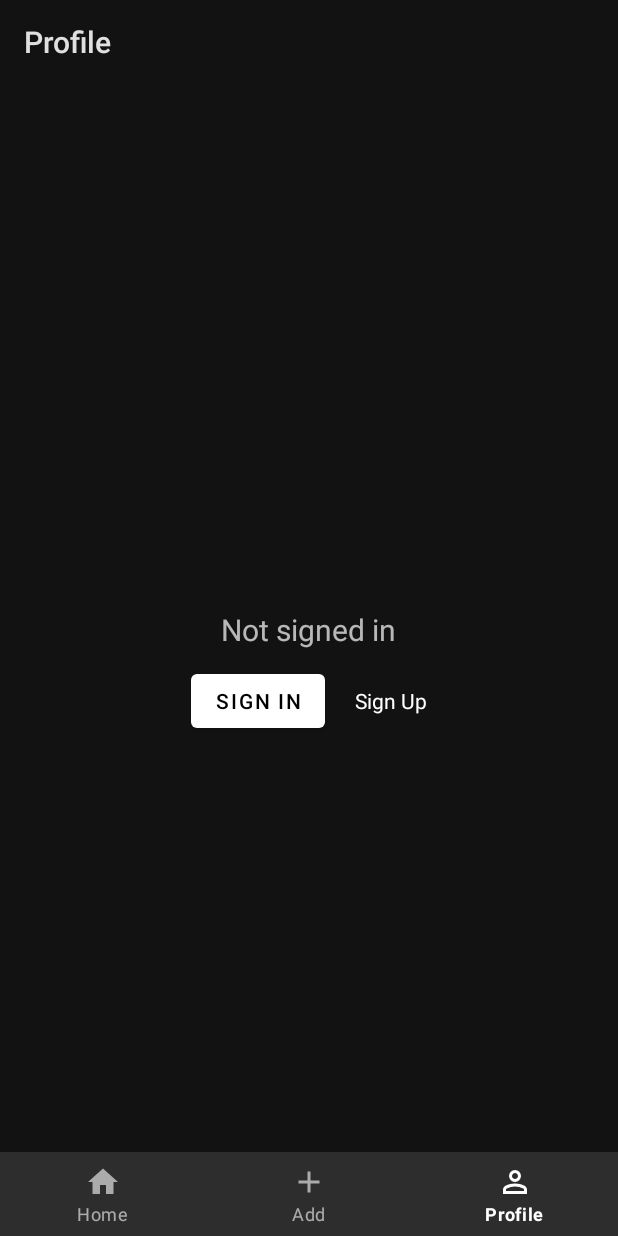
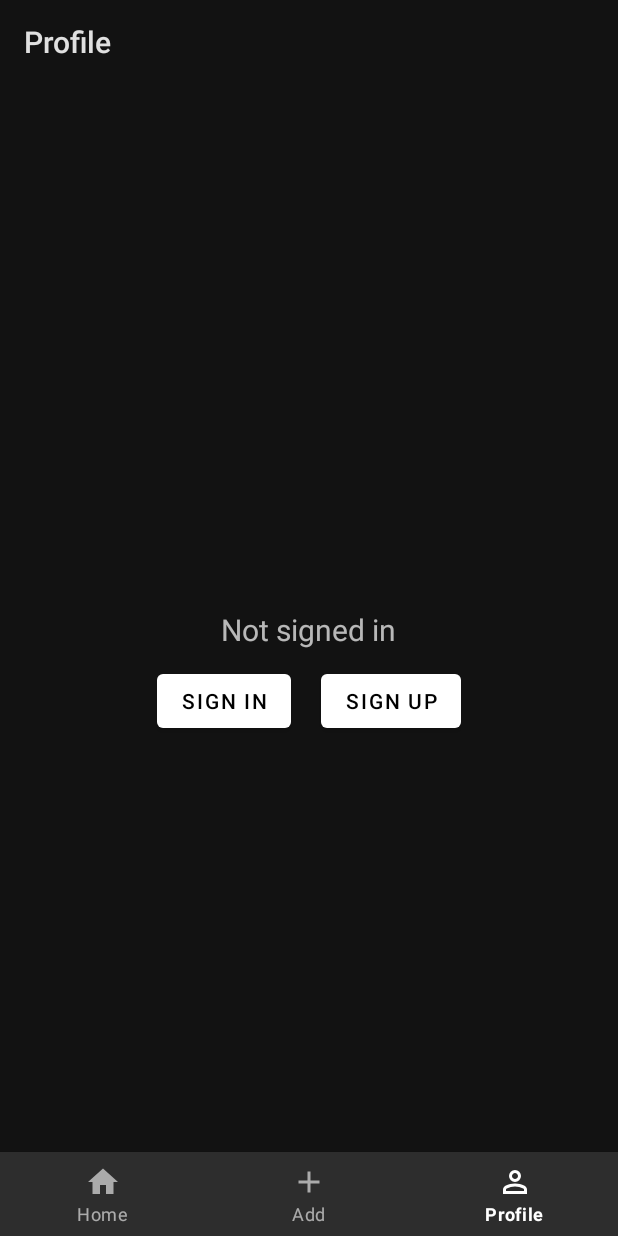
Before and after one commit to shadizx/blissful, an Android app: the ProfileFragment screen opened through its navigation route, on a phone screen of 412 x 824 dp. Run offline under Robolectric (Android 15) with nearby library versions, the phone set to English and light mode, and no system bars; our stand-ins replace Room's generated code, navigation-ui.

Commit message:
Implement profile page

```diff
--- a/app/src/main/java/com/cmpt362/blissful/db/user/UserDatabaseDao.kt
+++ b/app/src/main/java/com/cmpt362/blissful/db/user/UserDatabaseDao.kt
@@ -26,4 +26,7 @@ interface UserDatabaseDao {
 
     @Query("SELECT userId FROM user_table WHERE username = :username")
     suspend fun getIdForUser(username: String): Int
+
+    @Query("SELECT username FROM user_table WHERE userId = :userId")
+    suspend fun getUsernameForUserId(userId: Int): String?
 }
--- a/app/src/main/java/com/cmpt362/blissful/db/user/UserRepository.kt
+++ b/app/src/main/java/com/cmpt362/blissful/db/user/UserRepository.kt
@@ -32,4 +32,8 @@ class UserRepository(private val userDatabaseDao: UserDatabaseDao) {
     suspend fun getIdForUser(username: String): Int {
         return userDatabaseDao.getIdForUser(username)
     }
+
+    suspend fun getUsernameForUserId(userId: Int): String? {
+        return userDatabaseDao.getUsernameForUserId(userId)
+    }
 }
--- a/app/src/main/java/com/cmpt362/blissful/ui/profile/ProfileFragment.kt
+++ b/app/src/main/java/com/cmpt362/blissful/ui/profile/ProfileFragment.kt
@@ -1,17 +1,38 @@
 package com.cmpt362.blissful.ui.profile
 
+import android.app.Activity
 import android.content.Intent
 import android.content.SharedPreferences
 import android.os.Bundle
 import android.view.LayoutInflater
 import android.view.View
 import android.view.ViewGroup
+import android.widget.Button
+import android.widget.TextView
+import android.widget.ViewFlipper
 import androidx.fragment.app.Fragment
+import androidx.lifecycle.ViewModelProvider
+import androidx.lifecycle.lifecycleScope
+import com.cmpt362.blissful.R
 import com.cmpt362.blissful.databinding.FragmentProfileBinding
+import com.cmpt362.blissful.db.LocalRoomDatabase
+import com.cmpt362.blissful.db.user.UserDatabaseDao
+import com.cmpt362.blissful.db.user.UserRepository
+import com.cmpt362.blissful.db.user.UserViewModel
+import com.cmpt362.blissful.db.user.UserViewModelFactory
 import com.cmpt362.blissful.db.util.getUserId
 import com.cmpt362.blissful.db.util.signOut
+import kotlinx.coroutines.launch
 
 class ProfileFragment : Fragment() {
+
+    private lateinit var database: LocalRoomDatabase
+    private lateinit var databaseDao: UserDatabaseDao
+    private lateinit var repository: UserRepository
+    private lateinit var viewModelFactory: UserViewModelFactory
+    private lateinit var userViewModel: UserViewModel
+
+    private lateinit var viewFlipper: ViewFlipper
 
     private var _binding: FragmentProfileBinding? = null
     private val binding get() = _binding!!
@@ -21,7 +42,6 @@ class ProfileFragment : Fragment() {
     private val preferenceChangeListener =
         SharedPreferences.OnSharedPreferenceChangeListener { _, _ ->
             getCredentials()
-            updateButtonsVisibility()
         }
 
     override fun onCreateView(
@@ -30,52 +50,63 @@ class ProfileFragment : Fragment() {
         _binding = FragmentProfileBinding.inflate(inflater, container, false)
         val root: View = binding.root
 
+        viewFlipper = root.findViewById(R.id.view_flipper)
         getCredentials()
-        updateButtonsVisibility()
         requireActivity().getSharedPreferences("user", 0)
             .registerOnSharedPreferenceChangeListener(preferenceChangeListener)
 
         return root
     }
 
-    private fun updateButtonsVisibility() {
-        val profileText: String
+    private fun getCredentials() {
+        userId = getUserId(requireContext())
+        isSignedIn = userId != -1
+
         if (isSignedIn) {
-            binding.signInButton.visibility = View.GONE
-            binding.signUpButton.visibility = View.GONE
-            binding.signOutButton.visibility = View.VISIBLE
-
-            if (!binding.signOutButton.hasOnClickListeners()) {
-                binding.signOutButton.setOnClickListener {
-                    signOut(requireContext())
+            viewFlipper.displayedChild = 0 // Index of the signed-in view
+            setUpSignedInPage()
+        } else {
+            viewFlipper.displayedChild = 1 // Index of the not signed-in view
+            setUpSignedOutPage()
         }
     }
 
-            profileText = "Signed in with id: $userId"
-        } else {
-            binding.signOutButton.visibility = View.GONE
-            binding.signInButton.visibility = View.VISIBLE
-            binding.signUpButton.visibility = View.VISIBLE
+    private fun setUpSignedInPage() {
+        setupDatabase()
+        val signOutButton: Button = viewFlipper.findViewById(R.id.sign_out_button)
+        val profileText: TextView = viewFlipper.findViewById(R.id.profile_text)
 
-            if (!binding.signInButton.hasOnClickListeners()) {
-                binding.signInButton.setOnClickListener {
-                    startActivity(Intent(activity, SignInActivity::class.java))
+        signOutButton.setOnClickListener {
+            signOut(requireContext())
+            viewFlipper.displayedChild = 1 // Index of the not signed-in view
+            setUpSignedOutPage()
         }
-            }
-            if (!binding.signUpButton.hasOnClickListeners()) {
-                binding.signUpButton.setOnClickListener {
-                    startActivity(Intent(activity, SignUpActivity::class.java))
+
+        lifecycleScope.launch {
+            val username = repository.getUsernameForUserId(userId)
+            profileText.text = "Hello, $username!"
         }
     }
 
-            profileText = "Not signed in"
-        }
-        binding.profileText.text = profileText
+    private fun setUpSignedOutPage() {
+        val signInButton: Button = viewFlipper.findViewById(R.id.sign_in_button)
+        val signUpButton: Button = viewFlipper.findViewById(R.id.sign_up_button)
+
+        signInButton.setOnClickListener {
+            val intent = Intent(requireContext(), SignInActivity::class.java)
+            startActivity(intent) }
+
+        signUpButton.setOnClickListener {
+            val intent = Intent(activity, SignUpActivity::class.java)
+            startActivity(intent) }
     }
 
-    private fun getCredentials() {
-        userId = getUserId(requireContext())
-        isSignedIn = userId != -1
+    private fun setupDatabase() {
+        database = LocalRoomDatabase.getInstance(requireContext())
+        databaseDao = database.userDatabaseDao
+        repository = UserRepository(databaseDao)
+        viewModelFactory = UserViewModelFactory(repository)
+        userViewModel = ViewModelProvider(this, viewModelFactory)[UserViewModel::class.java]
     }
 
     override fun onDestroyView() {
--- a/app/src/main/java/com/cmpt362/blissful/ui/profile/SignInActivity.kt
+++ b/app/src/main/java/com/cmpt362/blissful/ui/profile/SignInActivity.kt
@@ -1,5 +1,6 @@
 package com.cmpt362.blissful.ui.profile
 
+import android.app.Activity
 import android.os.Bundle
 import android.widget.Button
 import android.widget.EditText
@@ -81,6 +82,7 @@ class SignInActivity : AppCompatActivity() {
             editor.putInt("userId", id)
             editor.apply()
         }
+        setResult(Activity.RESULT_OK)
         finish()
     }
 }
--- a/app/src/main/res/layout/fragment_profile.xml
+++ b/app/src/main/res/layout/fragment_profile.xml
@@ -7,51 +7,17 @@
     android:orientation="vertical"
     tools:context=".ui.profile.ProfileFragment">
 
-    <LinearLayout
-        android:layout_width="wrap_content"
-        android:layout_height="wrap_content"
-        android:orientation="horizontal"
-        android:paddingVertical="10dp">
+    <ViewFlipper
+        android:id="@+id/view_flipper"
+        android:layout_width="match_parent"
+        android:layout_height="wrap_content">
 
-        <TextView
-            android:id="@+id/profile_text"
-            android:layout_width="match_parent"
-            android:layout_height="wrap_content"
-            android:layout_marginStart="8dp"
-            android:layout_marginTop="8dp"
-            android:layout_marginEnd="8dp"
-            android:text="@string/title_profile"
-            android:textAlignment="center"
-            android:textSize="20sp" />
+        <!-- View for signed in state -->
+        <include layout="@layout/fragment_profile_signedin" />
 
-    </LinearLayout>
+        <!-- View for not signed in state -->
+        <include layout="@layout/fragment_profile_signedout" />
 
-    <LinearLayout
-        android:id="@+id/auth_buttons"
-        android:layout_width="wrap_content"
-        android:layout_height="wrap_content"
-        android:orientation="horizontal">
-
-        <Button
-            android:id="@+id/sign_out_button"
-            android:layout_width="wrap_content"
-            android:layout_height="wrap_content"
-            android:text="@string/sign_out" />
-
-        <Button
-            android:id="@+id/sign_in_button"
-            android:layout_width="wrap_content"
-            android:layout_height="wrap_content"
-            android:layout_marginEnd="10dp"
-            android:text="@string/sign_in" />
-
-        <TextView
-            android:id="@+id/sign_up_button"
-            android:layout_width="wrap_content"
-            android:layout_height="wrap_content"
-            android:layout_marginStart="10dp"
-            android:text="@string/sign_up"
-            android:textColor="?attr/colorPrimary" />
-    </LinearLayout>
+    </ViewFlipper>
 
 </LinearLayout>
--- /dev/null
+++ b/app/src/main/res/layout/fragment_profile_signedout.xml
@@ -0,0 +1,50 @@
+<?xml version="1.0" encoding="utf-8"?>
+<LinearLayout xmlns:android="http://schemas.android.com/apk/res/android"
+    xmlns:tools="http://schemas.android.com/tools"
+    android:layout_width="match_parent"
+    android:layout_height="match_parent"
+    android:gravity="center"
+    android:orientation="vertical"
+    tools:context=".ui.profile.ProfileFragment">
+
+    <LinearLayout
+        android:layout_width="wrap_content"
+        android:layout_height="wrap_content"
+        android:orientation="horizontal"
+        android:paddingVertical="10dp">
+
+        <TextView
+            android:id="@+id/profile_text"
+            android:layout_width="match_parent"
+            android:layout_height="wrap_content"
+            android:layout_marginStart="8dp"
+            android:layout_marginTop="8dp"
+            android:layout_marginEnd="8dp"
+            android:text="@string/not_signed_in"
+            android:textAlignment="center"
+            android:textSize="20sp" />
+
+    </LinearLayout>
+
+    <LinearLayout
+        android:id="@+id/auth_buttons"
+        android:layout_width="wrap_content"
+        android:layout_height="wrap_content"
+        android:orientation="horizontal">
+
+        <Button
+            android:id="@+id/sign_in_button"
+            android:layout_width="wrap_content"
+            android:layout_height="wrap_content"
+            android:layout_marginEnd="10dp"
+            android:text="@string/sign_in" />
+
+        <Button
+            android:id="@+id/sign_up_button"
+            android:layout_width="wrap_content"
+            android:layout_height="wrap_content"
+            android:layout_marginStart="10dp"
+            android:text="@string/sign_up" />
+    </LinearLayout>
+
+</LinearLayout>
--- a/app/src/main/res/values/strings.xml
+++ b/app/src/main/res/values/strings.xml
@@ -10,6 +10,5 @@
     <string name="sign_out">Sign Out</string>
     <string name="register">Register</string>
     <string name="login">Login</string>
-
-
+    <string name="not_signed_in">Not signed in</string>
 </resources>
```
Also changed, not shown: app/src/main/res/layout/fragment_profile_signedin.xml (added, +196 -0 lines), app/src/main/res/drawable/points.png (added), app/src/main/res/drawable/post.png (added), app/src/main/res/drawable/profile_photo.jpg (added). Lines whose indentation alone changed are shown as unchanged.
